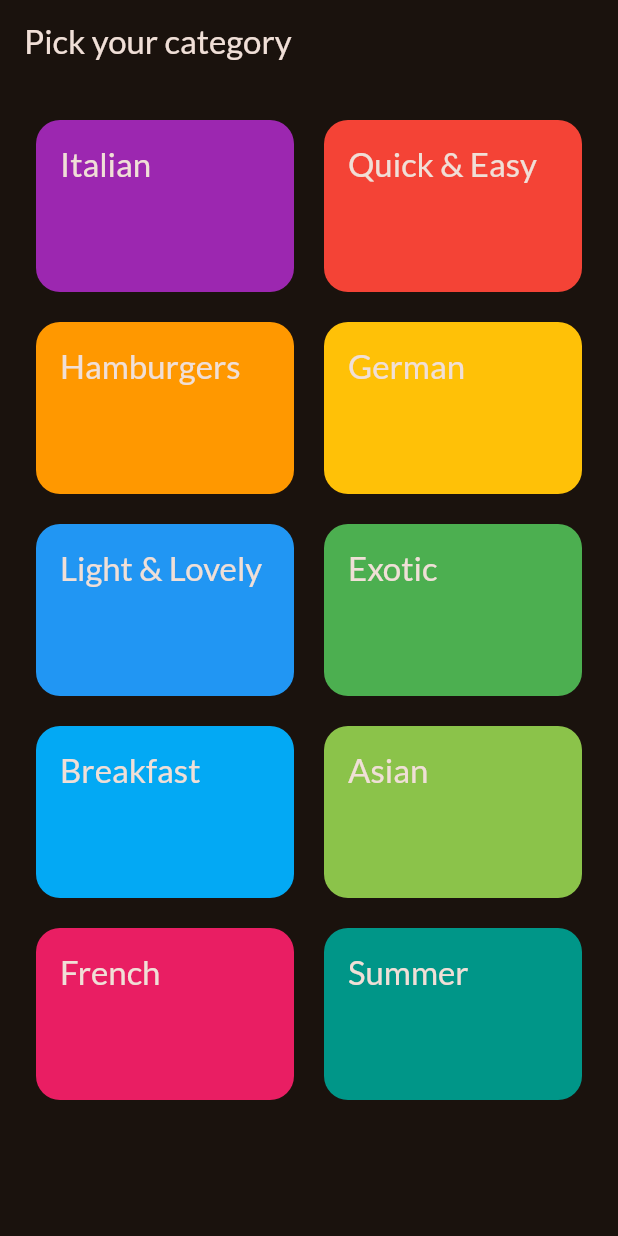
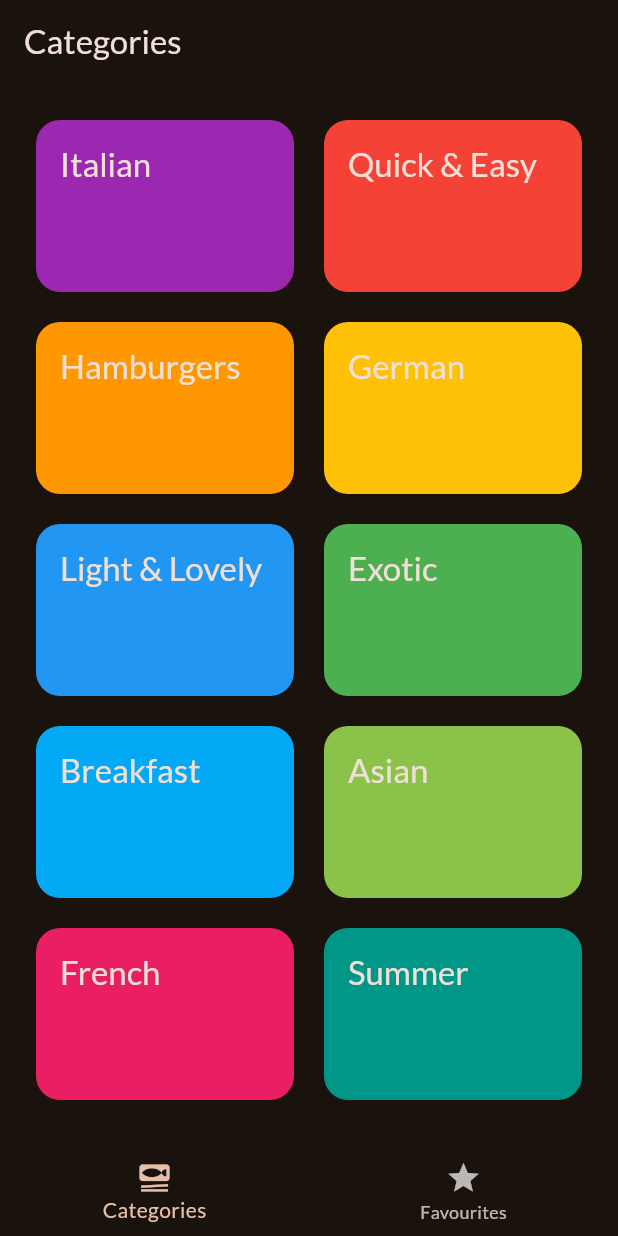
Before and after one commit to maxx-2345/Meals-App, a Flutter app: the screen it shows after launch, on a phone screen of 412 x 824 dp. Run offline on Flutter 3.47's test engine with Material 3 defaults, Android fonts, the phone set to English and light mode, and no system bars; our stand-ins replace google_fonts, transparent_image.

Commit message:
add Favourite feature

```diff
--- a/lib/main.dart
+++ b/lib/main.dart
@@ -1,7 +1,6 @@
 import 'package:flutter/material.dart';
-
 import 'package:google_fonts/google_fonts.dart';
-import 'package:meals/screens/categories.dart';
+import 'package:meals/screens/tabs.dart';
 
 final theme = ThemeData(
   useMaterial3: true,
@@ -22,8 +21,9 @@ class App extends StatelessWidget {
   @override
   Widget build(BuildContext context) {
     return MaterialApp(
+      debugShowCheckedModeBanner: false,
       theme: theme,
-      home: CategoriesScreen(),// Todo ...,
+      home: TabsScreen(), // Todo ...,
     );
   }
 }
--- a/lib/screens/categories.dart
+++ b/lib/screens/categories.dart
@@ -1,14 +1,17 @@
 import 'package:flutter/material.dart';
 import 'package:meals/data/dummy_data.dart';
 import 'package:meals/models/category.dart';
+import 'package:meals/models/meal.dart';
 import 'package:meals/screens/meals.dart';
 import 'package:meals/widgets/category_grid_item.dart';
 
 class CategoriesScreen extends StatelessWidget {
   const CategoriesScreen({
     super.key,
+    required this.onToggleFavourite,
   });
 
+  final void Function(Meal meal) onToggleFavourite;
   void _selectCategory(BuildContext context, Category category) {
     final filteredMeals = dummyMeals
         .where(
@@ -19,6 +22,7 @@ class CategoriesScreen extends StatelessWidget {
     Navigator.of(context).push(
       MaterialPageRoute(
         builder: (context) => MealsScreen(
+          onToggleFavourite: onToggleFavourite,
           meals: filteredMeals,
           title: category.title,
         ),
@@ -28,11 +32,7 @@ class CategoriesScreen extends StatelessWidget {
 
   @override
   Widget build(BuildContext context) {
-    return Scaffold(
-      appBar: AppBar(
-        title: const Text('Pick your category'),
-      ),
-      body: GridView(
+    return GridView(
       padding: const EdgeInsets.all(24),
       gridDelegate: SliverGridDelegateWithFixedCrossAxisCount(
         crossAxisCount: 2,
@@ -49,7 +49,6 @@ class CategoriesScreen extends StatelessWidget {
             },
           )
       ],
-      ),
     );
   }
 }
--- a/lib/screens/meal_details.dart
+++ b/lib/screens/meal_details.dart
@@ -2,13 +2,16 @@ import 'package:flutter/material.dart';
 import 'package:meals/models/meal.dart';
 
 class MealDetailsScreen extends StatelessWidget {
-  const MealDetailsScreen({super.key, required this.meal});
+  const MealDetailsScreen(
+      {super.key, required this.meal, required this.onToggleFavourite});
   final Meal meal;
+  final void Function(Meal meal) onToggleFavourite;
   @override
   Widget build(BuildContext context) {
     return Scaffold(
       appBar: AppBar(
         title: Text(meal.title),
+        actions: [IconButton(onPressed: () {}, icon: const Icon(Icons.star))],
       ),
       body: SingleChildScrollView(
         child: Column(
--- a/lib/screens/tabs.dart
+++ b/lib/screens/tabs.dart
@@ -1,4 +1,7 @@
 import 'package:flutter/material.dart';
+import 'package:meals/models/meal.dart';
+import 'package:meals/screens/categories.dart';
+import 'package:meals/screens/meals.dart';
 
 class TabsScreen extends StatefulWidget {
   const TabsScreen({super.key});
@@ -8,8 +11,55 @@ class TabsScreen extends StatefulWidget {
 }
 
 class _TabsScreenState extends State<TabsScreen> {
+  final List<Meal> _favouriteMeals = [];
+  void _toggleMealFavouriteStatus(Meal meal) {
+    final _isExisting = _favouriteMeals.contains(meal);
+
+    if (_isExisting == true) {
+      setState(() {
+        _favouriteMeals.remove(meal);
+      });
+    } else {
+      setState(() {
+        _favouriteMeals.add(meal);
+      });
+    }
+  }
+
+  int _selectedPageIndex = 0;
+
+  void _selectPage(index) {
+    setState(() {
+      _selectedPageIndex = index;
+    });
+  }
+
   @override
   Widget build(BuildContext context) {
-    return const Placeholder();
+    Widget activePage =
+        CategoriesScreen(onToggleFavourite: _toggleMealFavouriteStatus);
+    var activePageTitle = 'Categories';
+    if (_selectedPageIndex == 1) {
+      activePage = MealsScreen(
+        meals: _favouriteMeals,
+        onToggleFavourite: _toggleMealFavouriteStatus,
+      );
+      activePageTitle = 'Your Favourites';
+    }
+
+    return Scaffold(
+      appBar: AppBar(
+        title: Text(activePageTitle),
+      ),
+      body: activePage,
+      bottomNavigationBar: BottomNavigationBar(
+          onTap: _selectPage,
+          currentIndex: _selectedPageIndex,
+          items: const <BottomNavigationBarItem>[
+            BottomNavigationBarItem(
+                icon: Icon(Icons.set_meal), label: 'Categories'),
+            BottomNavigationBarItem(icon: Icon(Icons.star), label: 'Favourites')
+          ]),
+    );
   }
 }
```
Also changed, not shown: lib/screens/meals.dart (+13 -5 lines), 1 other file. Lines whose indentation alone changed are shown as unchanged.
